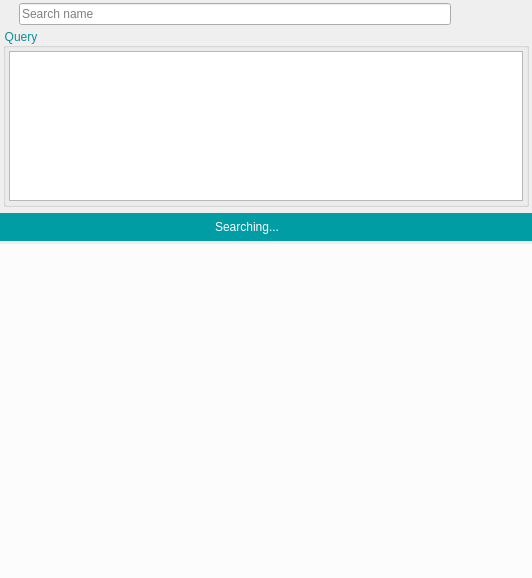
planetlabs/qgis-planet-plugin, file planet_explorer/ui/pe_search_results_base.ui: the form before one commit.
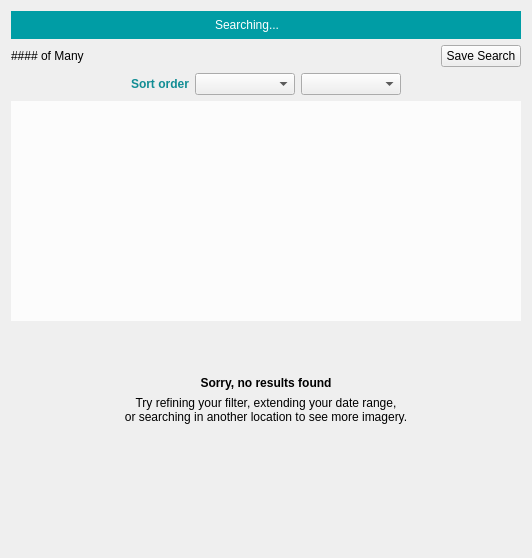
The form after the commit. Icons and pictures are not drawn.

Diff of the .ui file:
```diff
--- a/planet_explorer/ui/pe_search_results_base.ui
+++ b/planet_explorer/ui/pe_search_results_base.ui
@@ -7,241 +7,21 @@
     <x>0</x>
     <y>0</y>
     <width>532</width>
-    <height>578</height>
+    <height>558</height>
    </rect>
   </property>
   <property name="windowTitle">
    <string>Form</string>
   </property>
-  <layout class="QVBoxLayout" name="verticalLayout">
-   <property name="spacing">
-    <number>3</number>
-   </property>
-   <property name="leftMargin">
-    <number>0</number>
-   </property>
-   <property name="topMargin">
-    <number>3</number>
-   </property>
-   <property name="rightMargin">
-    <number>0</number>
-   </property>
-   <property name="bottomMargin">
-    <number>0</number>
-   </property>
-   <item>
-    <layout class="QHBoxLayout" name="horizontalLayout_3">
-     <property name="spacing">
-      <number>3</number>
-     </property>
-     <property name="leftMargin">
-      <number>0</number>
-     </property>
-     <property name="rightMargin">
-      <number>0</number>
-     </property>
-     <item>
-      <widget class="QPushButton" name="btnShowQuery">
-       <property name="maximumSize">
-        <size>
-         <width>16</width>
-         <height>16</height>
-        </size>
-       </property>
-       <property name="toolTip">
-        <string>Show/hide query</string>
-       </property>
-       <property name="icon">
-        <iconset resource="../resources/resources.qrc">
-         <normaloff>:/plugins/planet_explorer/expand-triangle.svg</normaloff>:/plugins/planet_explorer/expand-triangle.svg</iconset>
-       </property>
-       <property name="iconSize">
-        <size>
-         <width>12</width>
-         <height>12</height>
-        </size>
-       </property>
-       <property name="flat">
-        <bool>true</bool>
-       </property>
-      </widget>
-     </item>
-     <item>
-      <widget class="QLineEdit" name="txtSearchName">
-       <property name="sizePolicy">
-        <sizepolicy hsizetype="MinimumExpanding" vsizetype="Fixed">
-         <horstretch>0</horstretch>
-         <verstretch>0</verstretch>
-        </sizepolicy>
-       </property>
-       <property name="placeholderText">
-        <string>Search name</string>
-       </property>
-      </widget>
-     </item>
-     <item>
-      <widget class="QPushButton" name="btnZoomToAOI">
-       <property name="maximumSize">
-        <size>
-         <width>24</width>
-         <height>24</height>
-        </size>
-       </property>
-       <property name="toolTip">
-        <string>Zoom to AOI</string>
-       </property>
-       <property name="icon">
-        <iconset resource="../resources/resources.qrc">
-         <normaloff>:/plugins/planet_explorer/zoom-target-search.svg</normaloff>:/plugins/planet_explorer/zoom-target-search.svg</iconset>
-       </property>
-       <property name="iconSize">
-        <size>
-         <width>20</width>
-         <height>18</height>
-        </size>
-       </property>
-       <property name="flat">
-        <bool>true</bool>
-       </property>
-      </widget>
-     </item>
-     <item>
-      <widget class="QPushButton" name="btnSetAOI">
-       <property name="maximumSize">
-        <size>
-         <width>24</width>
-         <height>24</height>
-        </size>
-       </property>
-       <property name="toolTip">
-        <string>Recover AOI</string>
-       </property>
-       <property name="icon">
-        <iconset resource="../resources/resources.qrc">
-         <normaloff>:/plugins/planet_explorer/extents.svg</normaloff>:/plugins/planet_explorer/extents.svg</iconset>
-       </property>
-       <property name="iconSize">
-        <size>
-         <width>20</width>
-         <height>18</height>
-        </size>
-       </property>
-       <property name="flat">
-        <bool>true</bool>
-       </property>
-      </widget>
-     </item>
-     <item>
-      <widget class="QPushButton" name="btnSetSearchParams">
-       <property name="maximumSize">
-        <size>
-         <width>24</width>
-         <height>24</height>
-        </size>
-       </property>
-       <property name="toolTip">
-        <string>Recover search parameters</string>
-       </property>
-       <property name="text">
-        <string/>
-       </property>
-       <property name="icon">
-        <iconset resource="../resources/resources.qrc">
-         <normaloff>:/plugins/planet_explorer/reload.svg</normaloff>:/plugins/planet_explorer/reload.svg</iconset>
-       </property>
-       <property name="iconSize">
-        <size>
-         <width>20</width>
-         <height>18</height>
-        </size>
-       </property>
-       <property name="flat">
-        <bool>true</bool>
-       </property>
-      </widget>
-     </item>
-    </layout>
-   </item>
-   <item>
-    <widget class="QFrame" name="frameResourceType">
-     <property name="sizePolicy">
-      <sizepolicy hsizetype="Preferred" vsizetype="Maximum">
-       <horstretch>0</horstretch>
-       <verstretch>0</verstretch>
-      </sizepolicy>
-     </property>
-     <property name="frameShape">
-      <enum>QFrame::NoFrame</enum>
-     </property>
-     <property name="frameShadow">
-      <enum>QFrame::Raised</enum>
-     </property>
-     <layout class="QHBoxLayout" name="horizontalLayout_2" stretch="4">
-      <property name="spacing">
-       <number>6</number>
-      </property>
-      <property name="leftMargin">
-       <number>3</number>
-      </property>
-      <property name="topMargin">
-       <number>0</number>
-      </property>
-      <property name="rightMargin">
-       <number>3</number>
-      </property>
-      <property name="bottomMargin">
-       <number>3</number>
-      </property>
-      <item>
-       <widget class="QGroupBox" name="grpBoxQuery">
-        <property name="sizePolicy">
-         <sizepolicy hsizetype="Preferred" vsizetype="Maximum">
-          <horstretch>0</horstretch>
-          <verstretch>0</verstretch>
-         </sizepolicy>
-        </property>
-        <property name="styleSheet">
-         <string notr="true">QGroupBox::title{
-	color: rgb(17, 141, 148);
-}</string>
-        </property>
-        <property name="title">
-         <string>Query</string>
-        </property>
-        <layout class="QVBoxLayout" name="verticalLayout_3">
-         <property name="leftMargin">
-          <number>3</number>
-         </property>
-         <property name="topMargin">
-          <number>3</number>
-         </property>
-         <property name="rightMargin">
-          <number>3</number>
-         </property>
-         <property name="bottomMargin">
-          <number>3</number>
-         </property>
-         <item>
-          <widget class="QPlainTextEdit" name="teQuery">
-           <property name="maximumSize">
-            <size>
-             <width>16777215</width>
-             <height>150</height>
-            </size>
-           </property>
-           <property name="textInteractionFlags">
-            <set>Qt::TextSelectableByMouse</set>
-           </property>
-          </widget>
-         </item>
-        </layout>
-       </widget>
-      </item>
-     </layout>
-    </widget>
-   </item>
+  <layout class="QVBoxLayout" name="verticalLayout_3">
    <item>
     <widget class="QFrame" name="frameSearching">
+     <property name="sizePolicy">
+      <sizepolicy hsizetype="Preferred" vsizetype="Maximum">
+       <horstretch>0</horstretch>
+       <verstretch>0</verstretch>
+      </sizepolicy>
+     </property>
      <property name="styleSheet">
       <string notr="true">background-color: rgb(0, 157, 165);</string>
      </property>
@@ -337,6 +117,178 @@
      </layout>
     </widget>
    </item>
+   <item>
+    <widget class="QWidget" name="widgetActions" native="true">
+     <layout class="QVBoxLayout" name="verticalLayout">
+      <property name="leftMargin">
+       <number>0</number>
+      </property>
+      <property name="topMargin">
+       <number>0</number>
+      </property>
+      <property name="rightMargin">
+       <number>0</number>
+      </property>
+      <property name="bottomMargin">
+       <number>0</number>
+      </property>
+      <item>
+       <layout class="QHBoxLayout" name="horizontalLayout_3">
+        <property name="spacing">
+         <number>3</number>
+        </property>
+        <property name="leftMargin">
+         <number>0</number>
+        </property>
+        <property name="rightMargin">
+         <number>0</number>
+        </property>
+        <item>
+         <widget class="QLabel" name="lblImageCount">
+          <property name="text">
+           <string>#### of Many</string>
+          </property>
+         </widget>
+        </item>
+        <item>
+         <widget class="QPushButton" name="btnZoomToAOI">
+          <property name="maximumSize">
+           <size>
+            <width>24</width>
+            <height>24</height>
+           </size>
+          </property>
+          <property name="toolTip">
+           <string>Zoom to AOI</string>
+          </property>
+          <property name="icon">
+           <iconset resource="../resources/resources.qrc">
+            <normaloff>:/plugins/planet_explorer/zoom-target-search.svg</normaloff>:/plugins/planet_explorer/zoom-target-search.svg</iconset>
+          </property>
+          <property name="iconSize">
+           <size>
+            <width>20</width>
+            <height>18</height>
+           </size>
+          </property>
+          <property name="flat">
+           <bool>true</bool>
+          </property>
+         </widget>
+        </item>
+        <item>
+         <widget class="QPushButton" name="btnSettings">
+          <property name="sizePolicy">
+           <sizepolicy hsizetype="Maximum" vsizetype="Fixed">
+            <horstretch>0</horstretch>
+            <verstretch>0</verstretch>
+           </sizepolicy>
+          </property>
+          <property name="toolTip">
+           <string>Settings</string>
+          </property>
+          <property name="text">
+           <string/>
+          </property>
+          <property name="icon">
+           <iconset resource="../resources/resources.qrc">
+            <normaloff>:/plugins/planet_explorer/cog.svg</normaloff>:/plugins/planet_explorer/cog.svg</iconset>
+          </property>
+          <property name="flat">
+           <bool>true</bool>
+          </property>
+         </widget>
+        </item>
+        <item>
+         <widget class="QPushButton" name="btnSaveSearch">
+          <property name="sizePolicy">
+           <sizepolicy hsizetype="Maximum" vsizetype="Fixed">
+            <horstretch>0</horstretch>
+            <verstretch>0</verstretch>
+           </sizepolicy>
+          </property>
+          <property name="text">
+           <string>Save Search</string>
+          </property>
+         </widget>
+        </item>
+       </layout>
+      </item>
+      <item>
+       <layout class="QHBoxLayout" name="horizontalLayout_2">
+        <item>
+         <spacer name="horizontalSpacer_3">
+          <property name="orientation">
+           <enum>Qt::Horizontal</enum>
+          </property>
+          <property name="sizeHint" stdset="0">
+           <size>
+            <width>40</width>
+            <height>20</height>
+           </size>
+          </property>
+         </spacer>
+        </item>
+        <item>
+         <widget class="QLabel" name="lblSortOrder">
+          <property name="font">
+           <font>
+            <weight>75</weight>
+            <bold>true</bold>
+           </font>
+          </property>
+          <property name="styleSheet">
+           <string notr="true">color: rgb(17, 141, 148);</string>
+          </property>
+          <property name="text">
+           <string>Sort order</string>
+          </property>
+         </widget>
+        </item>
+        <item>
+         <widget class="QComboBox" name="cmbBoxDateType">
+          <property name="minimumSize">
+           <size>
+            <width>100</width>
+            <height>0</height>
+           </size>
+          </property>
+         </widget>
+        </item>
+        <item>
+         <widget class="QComboBox" name="cmbBoxDateSort">
+          <property name="sizePolicy">
+           <sizepolicy hsizetype="Preferred" vsizetype="Fixed">
+            <horstretch>0</horstretch>
+            <verstretch>0</verstretch>
+           </sizepolicy>
+          </property>
+          <property name="minimumSize">
+           <size>
+            <width>100</width>
+            <height>0</height>
+           </size>
+          </property>
+         </widget>
+        </item>
+        <item>
+         <spacer name="horizontalSpacer_4">
+          <property name="orientation">
+           <enum>Qt::Horizontal</enum>
+          </property>
+          <property name="sizeHint" stdset="0">
+           <size>
+            <width>40</width>
+            <height>20</height>
+           </size>
+          </property>
+         </spacer>
+        </item>
+       </layout>
+      </item>
+     </layout>
+    </widget>
+   </item>
    <item>
     <widget class="QFrame" name="frameResults">
      <property name="sizePolicy">
@@ -372,6 +324,64 @@
      </layout>
     </widget>
    </item>
+   <item>
+    <widget class="QWidget" name="widgetNoResults" native="true">
+     <layout class="QVBoxLayout" name="verticalLayout_4">
+      <item>
+       <spacer name="verticalSpacer_7">
+        <property name="orientation">
+         <enum>Qt::Vertical</enum>
+        </property>
+        <property name="sizeType">
+         <enum>QSizePolicy::Fixed</enum>
+        </property>
+        <property name="sizeHint" stdset="0">
+         <size>
+          <width>20</width>
+          <height>40</height>
+         </size>
+        </property>
+       </spacer>
+      </item>
+      <item>
+       <widget class="QLabel" name="label_5">
+        <property name="text">
+         <string>&lt;b&gt;Sorry, no results found&lt;/b&gt;</string>
+        </property>
+        <property name="alignment">
+         <set>Qt::AlignCenter</set>
+        </property>
+       </widget>
+      </item>
+      <item>
+       <widget class="QLabel" name="label_6">
+        <property name="text">
+         <string>Try refining your filter, extending your date range,&lt;br/&gt;or searching in another location to see more imagery.</string>
+        </property>
+        <property name="alignment">
+         <set>Qt::AlignCenter</set>
+        </property>
+        <property name="wordWrap">
+         <bool>true</bool>
+        </property>
+       </widget>
+      </item>
+      <item>
+       <spacer name="verticalSpacer_6">
+        <property name="orientation">
+         <enum>Qt::Vertical</enum>
+        </property>
+        <property name="sizeHint" stdset="0">
+         <size>
+          <width>20</width>
+          <height>40</height>
+         </size>
+        </property>
+       </spacer>
+      </item>
+     </layout>
+    </widget>
+   </item>
   </layout>
  </widget>
  <resources>
```
